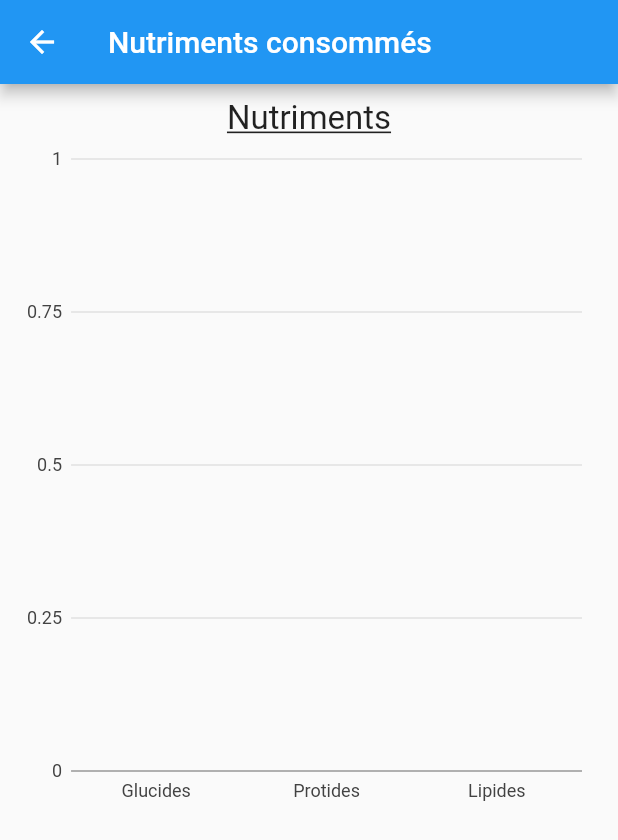
After one commit to aspirio187/flutter_fitness, a Flutter app: the screen it shows after launch, after a tap on "Nutriments", on a phone screen of 412 x 824 dp. The commit adds this screen. Shown: the top 840 px of the screen. Run offline on Flutter 3.47's test engine with Material 2 defaults, Android fonts, the phone set to English and light mode, and no system bars; our stand-ins replace charts_flutter, sqflite; missing offline and left inert: flutter_barcode_scanner, openfoodfacts; accounts and stored records are empty.

Commit message:
created chart pages

```diff
--- /dev/null
+++ b/lib/models/nutriment_consommation_model.dart
@@ -0,0 +1,7 @@
+class NutrimentConsommation {
+  const NutrimentConsommation(
+      {required this.nutriment, required this.consummed});
+
+  final String nutriment;
+  final double consummed;
+}
--- a/lib/uis/home_page.dart
+++ b/lib/uis/home_page.dart
@@ -1,7 +1,8 @@
-import 'package:charts_flutter/flutter.dart';
 import 'package:flutter/material.dart';
 import 'package:flutter_fitness/services/consommation_service.dart';
 import 'package:flutter_fitness/services/product_service.dart';
+import 'package:flutter_fitness/uis/nutriment_chart_screen.dart';
+import 'package:flutter_fitness/uis/vitamin_chart_screen.dart';
 
 class HomePage extends StatefulWidget {
   const HomePage({Key? key}) : super(key: key);
@@ -22,93 +23,30 @@ class _HomePageState extends State<HomePage> {
 
   @override
   Widget build(BuildContext context) {
-    return SingleChildScrollView(
-      padding: const EdgeInsets.all(15),
-      child: _generateNutrimentsChart(),
+    return Column(
+      children: [
+        ElevatedButton(
+          onPressed: (() {
+            Navigator.push(
+              context,
+              MaterialPageRoute(
+                builder: (context) => NutrimentChartScreen(),
+              ),
+            );
+          }),
+          child: const Text('Nutriments'),
+        ),
+        ElevatedButton(
+            onPressed: () {
+              Navigator.push(
+                context,
+                MaterialPageRoute(
+                  builder: (context) => VitaminChartScreen(),
+                ),
+              );
+            },
+            child: const Text('Vitamines'))
+      ],
     );
   }
-
-  FutureBuilder<List<Series<NutrimentConsommation, String>>>
-      _generateNutrimentsChart() {
-    return FutureBuilder<List<Series<NutrimentConsommation, String>>>(
-        future: _generateNutrimentsList(),
-        builder: (BuildContext context,
-            AsyncSnapshot<List<Series<NutrimentConsommation, String>>>
-                snapshot) {
-          if (snapshot.connectionState == ConnectionState.waiting) {
-            return const Center(
-              child: CircularProgressIndicator(),
-            );
-          } else {
-            if (snapshot.hasData) {
-              return BarChart(
-                snapshot.data!,
-              );
-            } else {
-              return const Center(
-                child: Text('Aucune données'),
-              );
-            }
-          }
-        });
-  }
-
-  Future<List<Series<NutrimentConsommation, String>>>
-      _generateNutrimentsList() async {
-    final consommations =
-        await _consommationService.getConsommationStartingFrom(
-      DateTime.now().subtract(
-        const Duration(days: 7),
-      ),
-    );
-
-    double consummedFat = 0;
-    double consummedProtein = 0;
-    double consummedCarboHydrates = 0;
-
-    if (consommations.isNotEmpty) {
-      for (var consommation in consommations) {
-        final product = (await _productService
-            .getProductFromBarcode(consommation.productBarcode))!;
-
-        consummedFat += product.fat;
-        consummedProtein += product.protein;
-        consummedCarboHydrates = product.carboHydrates;
-      }
-    }
-
-    final data = [
-      NutrimentConsommation(
-        nutriment: 'Glucides',
-        consummed: consummedCarboHydrates,
-      ),
-      NutrimentConsommation(
-        nutriment: 'Protides',
-        consummed: consummedProtein,
-      ),
-      NutrimentConsommation(
-        nutriment: 'Lipides',
-        consummed: consummedFat,
-      )
-    ];
-
-    return [
-      Series<NutrimentConsommation, String>(
-          id: 'Nutriments',
-          colorFn: (_, __) => MaterialPalette.blue.shadeDefault,
-          domainFn: (NutrimentConsommation nutrimentConsommation, _) =>
-              nutrimentConsommation.nutriment,
-          measureFn: (NutrimentConsommation nutrimentConsommation, _) =>
-              nutrimentConsommation.consummed,
-          data: data),
-    ];
-  }
 }
-
-class NutrimentConsommation {
-  const NutrimentConsommation(
-      {required this.nutriment, required this.consummed});
-
-  final String nutriment;
-  final double consummed;
-}
--- /dev/null
+++ b/lib/uis/nutriment_chart_screen.dart
@@ -0,0 +1,122 @@
+import 'package:flutter/material.dart';
+import 'package:charts_flutter/flutter.dart' as charts;
+import 'package:flutter_fitness/models/nutriment_consommation_model.dart';
+import 'package:flutter_fitness/services/consommation_service.dart';
+import 'package:flutter_fitness/services/product_service.dart';
+
+class NutrimentChartScreen extends StatelessWidget {
+  NutrimentChartScreen({Key? key}) : super(key: key);
+
+  final _productService = ProductService();
+  final _consommationService = ConsommationService();
+
+  @override
+  Widget build(BuildContext context) {
+    return Scaffold(
+      appBar: AppBar(
+        title: const Text('Nutriments consommés'),
+      ),
+      body: Padding(
+        padding: const EdgeInsets.only(
+          left: 10,
+          right: 10,
+          top: 10,
+          bottom: 25,
+        ),
+        child: Column(
+          children: [
+            const Text(
+              'Nutriments',
+              style: TextStyle(
+                fontSize: 22,
+                decoration: TextDecoration.underline,
+              ),
+            ),
+            SizedBox(
+              height: 450,
+              child: _generateNutrimentsChart(),
+            ),
+          ],
+        ),
+      ),
+    );
+  }
+
+  FutureBuilder<List<charts.Series<NutrimentConsommation, String>>>
+      _generateNutrimentsChart() {
+    return FutureBuilder<List<charts.Series<NutrimentConsommation, String>>>(
+        future: _generateNutrimentsList(),
+        builder: (BuildContext context,
+            AsyncSnapshot<List<charts.Series<NutrimentConsommation, String>>>
+                snapshot) {
+          if (snapshot.connectionState == ConnectionState.waiting) {
+            return const Center(
+              child: CircularProgressIndicator(),
+            );
+          } else {
+            if (snapshot.hasData) {
+              return charts.BarChart(
+                animate: true,
+                animationDuration: const Duration(seconds: 2),
+                snapshot.data!,
+              );
+            } else {
+              return const Center(
+                child: Text('Aucune données'),
+              );
+            }
+          }
+        });
+  }
+
+  Future<List<charts.Series<NutrimentConsommation, String>>>
+      _generateNutrimentsList() async {
+    final consommations =
+        await _consommationService.getConsommationStartingFrom(
+      DateTime.now().subtract(
+        const Duration(days: 7),
+      ),
+    );
+
+    double consummedFat = 0;
+    double consummedProtein = 0;
+    double consummedCarboHydrates = 0;
+
+    if (consommations.isNotEmpty) {
+      for (var consommation in consommations) {
+        final product = (await _productService
+            .getProductFromBarcode(consommation.productBarcode))!;
+
+        consummedFat += product.fat;
+        consummedProtein += product.protein;
+        consummedCarboHydrates = product.carboHydrates;
+      }
+    }
+
+    final data = [
+      NutrimentConsommation(
+        nutriment: 'Glucides',
+        consummed: consummedCarboHydrates,
+      ),
+      NutrimentConsommation(
+        nutriment: 'Protides',
+        consummed: consummedProtein,
+      ),
+      NutrimentConsommation(
+        nutriment: 'Lipides',
+        consummed: consummedFat,
+      )
+    ];
+
+    return [
+      charts.Series<NutrimentConsommation, String>(
+          id: 'Nutriments',
+          colorFn: (_, __) => charts.MaterialPalette.blue.shadeDefault,
+          domainFn: (NutrimentConsommation nutrimentConsommation, _) =>
+              nutrimentConsommation.nutriment,
+          measureFn: (NutrimentConsommation nutrimentConsommation, _) =>
+              nutrimentConsommation.consummed,
+          data: data),
+    ];
+  }
+}
```
Also changed, not shown: lib/uis/vitamin_chart_screen.dart (added, +151 -0 lines).
